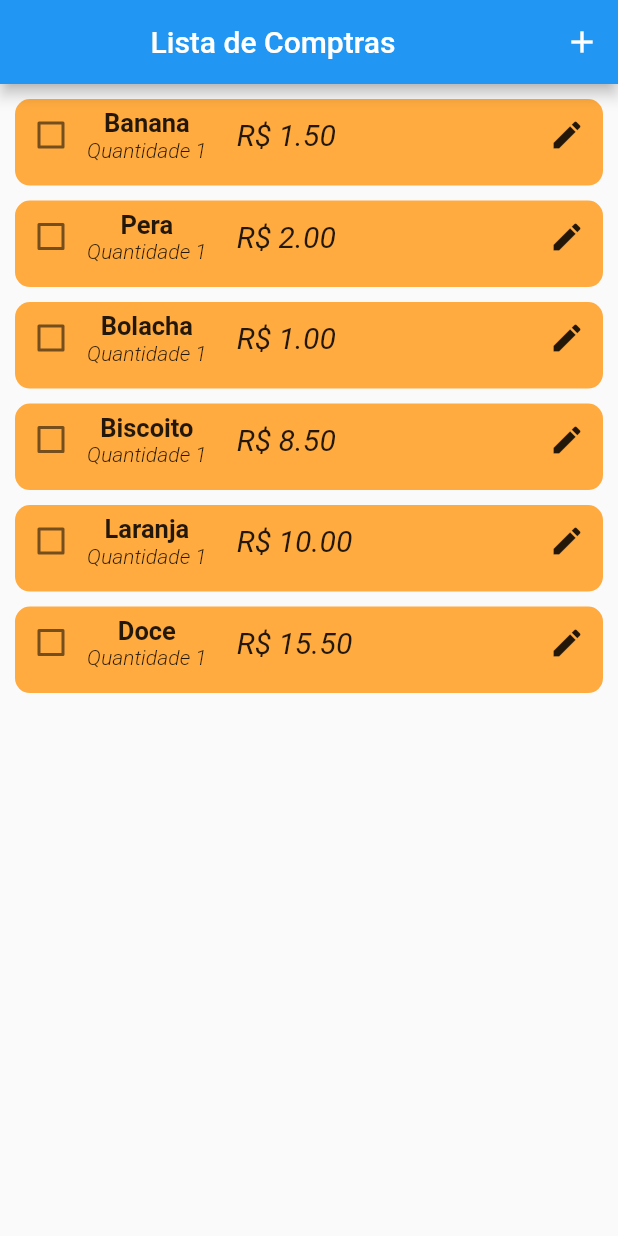
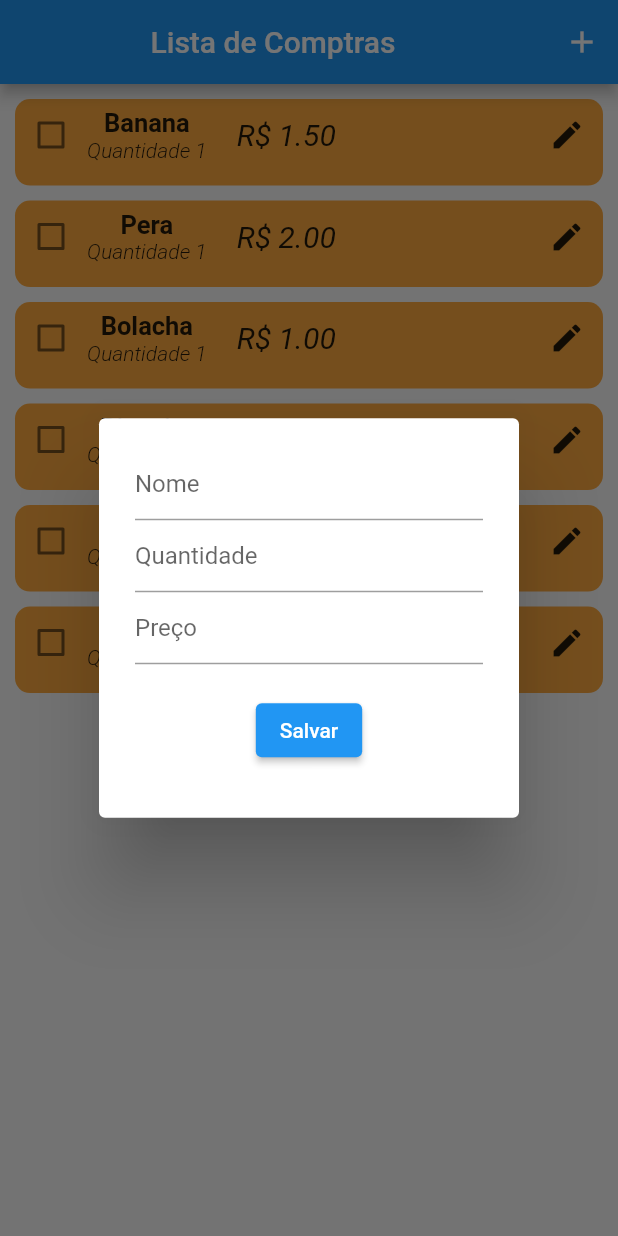
Before and after one commit to bispoalef/App_lista_de_compras, a Flutter app: the screen it shows after launch, after a tap on the "add" icon, on a phone screen of 412 x 824 dp. Run offline on Flutter 3.47's test engine with Material 2 defaults, Android fonts, the phone set to English and light mode, and no system bars.

Commit message:
adicionado funcao para criar novo produto

```diff
--- /dev/null
+++ b/lib/components/home_page_components/novo_produto_dialog.dart
@@ -0,0 +1,52 @@
+import 'dart:math';
+
+import 'package:flutter/material.dart';
+import 'package:lista_compras/models/lista_produtos.dart';
+import 'package:lista_compras/models/produto.dart';
+
+Future<dynamic> novoProdutoDialog(
+    BuildContext context, Size size, ListaDeProdutos lista) {
+  TextEditingController nomeController = TextEditingController();
+  TextEditingController quantidadeController = TextEditingController();
+  TextEditingController precoController = TextEditingController();
+  return showDialog(
+    context: context,
+    builder: (_) => AlertDialog(
+      content: SizedBox(
+          height: size.height * 0.27,
+          child: Column(
+            children: [
+              TextField(
+                  controller: nomeController,
+                  decoration: textDecoration('Nome')),
+              TextField(
+                  controller: quantidadeController,
+                  decoration: textDecoration('Quantidade')),
+              TextField(
+                  controller: precoController,
+                  decoration: textDecoration('Preço')),
+              Container(height: 20),
+              ElevatedButton(
+                  onPressed: () {
+                    lista.adicionarProduto(
+                      Produto(
+                        id: Random().nextInt(100),
+                        nome: nomeController.text,
+                        preco: double.parse(precoController.text),
+                        quantidade: int.parse(quantidadeController.text),
+                      ),
+                    );
+                    Navigator.pop(context);
+                  },
+                  child: const Text('Salvar'))
+            ],
+          )),
+    ),
+  );
+}
+
+InputDecoration textDecoration(String texto) {
+  return InputDecoration(
+    hintText: texto,
+  );
+}
--- a/lib/view/home_page.dart
+++ b/lib/view/home_page.dart
@@ -2,6 +2,8 @@ import 'package:flutter/material.dart';
 import 'package:lista_compras/components/home_page_components/item_da_lista.dart';
 import 'package:lista_compras/models/lista_produtos.dart';
 import 'package:provider/provider.dart';
+
+import '../components/home_page_components/novo_produto_dialog.dart';
 
 class HomePage extends StatefulWidget {
   const HomePage({Key? key}) : super(key: key);
@@ -16,11 +18,18 @@ class _HomePageState extends State<HomePage> {
   @override
   Widget build(BuildContext context) {
     lista = Provider.of<ListaDeProdutos>(context);
+    var size = MediaQuery.of(context).size;
 
     return Scaffold(
       appBar: AppBar(
           title: const Center(child: Text('Lista de Comptras')),
-          actions: [IconButton(onPressed: () {}, icon: const Icon(Icons.add))]),
+          actions: [
+            IconButton(
+                onPressed: () {
+                  novoProdutoDialog(context, size, lista);
+                },
+                icon: const Icon(Icons.add))
+          ]),
       body: ReorderableListView.builder(
         onReorder: (oldIndex, newIndex) => setState(
           () {
```
